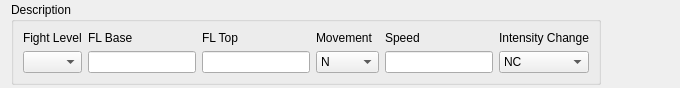
Above: tafor/components/ui/sigmet_general.ui from up1and/tafor before the change. Below: the same form after it.
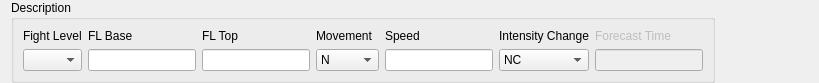
That is the form after the change.

Commit message: SIGMET 图形编辑器增加预报区域的绘制

Diff of the .ui file:
```diff
--- a/tafor/components/ui/sigmet_general.ui
+++ b/tafor/components/ui/sigmet_general.ui
@@ -6,8 +6,8 @@
    <rect>
     <x>0</x>
     <y>0</y>
-    <width>680</width>
-    <height>88</height>
+    <width>819</width>
+    <height>70</height>
    </rect>
   </property>
   <property name="windowTitle">
@@ -238,6 +238,23 @@
         </property>
        </widget>
       </item>
+      <item row="1" column="8">
+       <widget class="QLineEdit" name="forecastTime">
+        <property name="enabled">
+         <bool>false</bool>
+        </property>
+       </widget>
+      </item>
+      <item row="0" column="8">
+       <widget class="QLabel" name="forecastTimeLabel">
+        <property name="enabled">
+         <bool>false</bool>
+        </property>
+        <property name="text">
+         <string>Forecast Time</string>
+        </property>
+       </widget>
+      </item>
      </layout>
     </widget>
    </item>
```
The commit also changes 9 other files.
